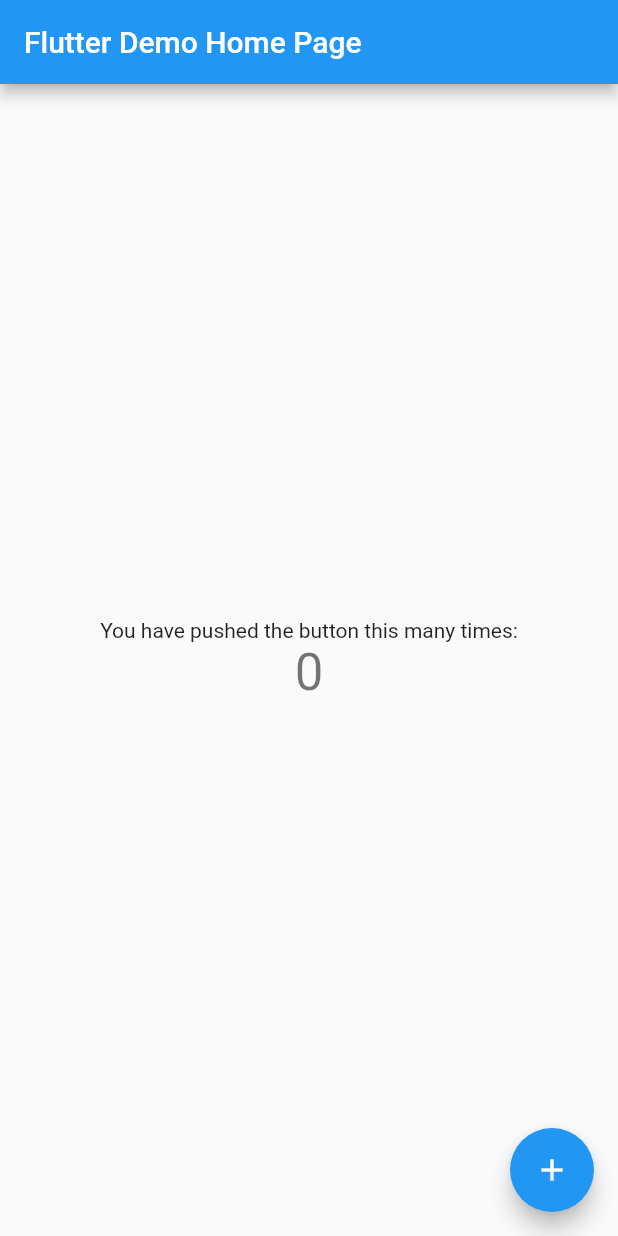
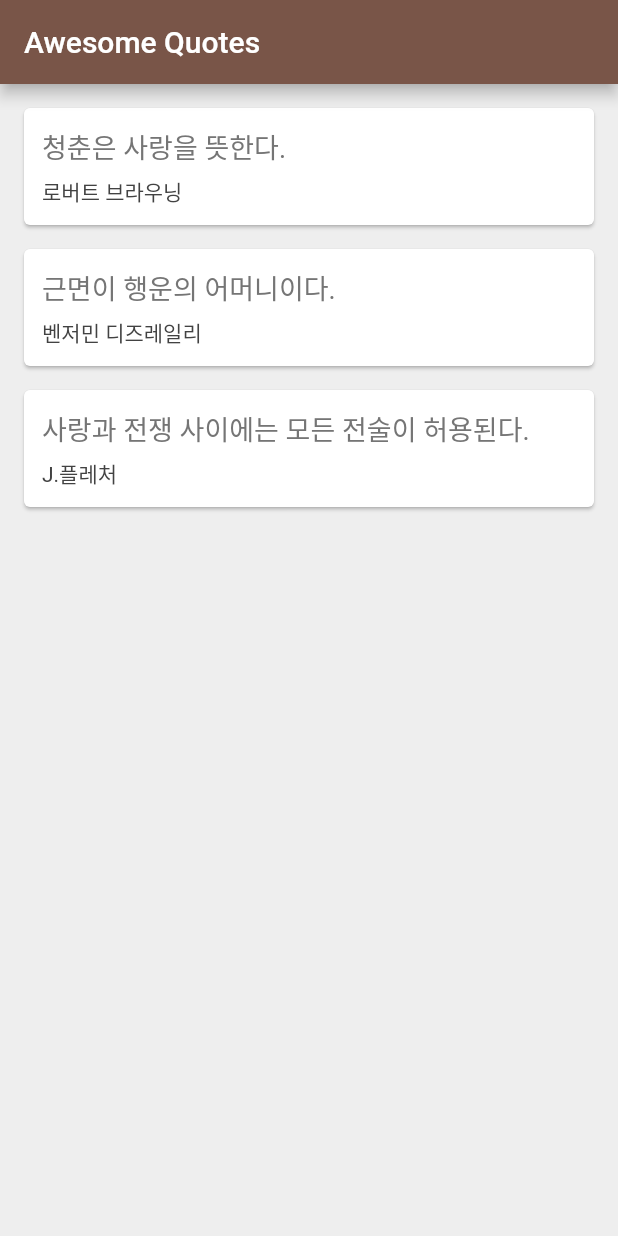
Before and after one commit to wold21/quote_pratice_flutter, a Flutter app: the screen it shows after launch, on a phone screen of 412 x 824 dp. Run offline on Flutter 3.47's test engine with Material 2 defaults, Android fonts, the phone set to English and light mode, and no system bars.

```diff
--- a/lib/main.dart
+++ b/lib/main.dart
@@ -1,115 +1,70 @@
 import 'package:flutter/material.dart';
+import 'quote.dart';
 
-void main() {
-  runApp(const MyApp());
+void main() => runApp(MaterialApp(
+      home: QuoteList(),
+    ));
+
+class QuoteList extends StatefulWidget {
+  const QuoteList({Key? key}) : super(key: key);
+
+  @override
+  _QuoteListState createState() => _QuoteListState();
 }
 
-class MyApp extends StatelessWidget {
-  const MyApp({Key? key}) : super(key: key);
+class _QuoteListState extends State<QuoteList> {
+  List<Quote> quotes = [
+    Quote(author: "로버트 브라우닝", text: "청춘은 사랑을 뜻한다."),
+    Quote(author: "벤저민 디즈레일리", text: "근면이 행운의 어머니이다."),
+    Quote(author: "J.플레처", text: "사랑과 전쟁 사이에는 모든 전술이 허용된다."),
+  ];
 
-  // This widget is the root of your application.
+  Widget quoteTemplate(quote) {
+    return QuoteCard(quote: quote);
+  }
+
   @override
   Widget build(BuildContext context) {
-    return MaterialApp(
-      title: 'Flutter Demo',
-      theme: ThemeData(
-        // This is the theme of your application.
-        //
-        // Try running your application with "flutter run". You'll see the
-        // application has a blue toolbar. Then, without quitting the app, try
-        // changing the primarySwatch below to Colors.green and then invoke
-        // "hot reload" (press "r" in the console where you ran "flutter run",
-        // or simply save your changes to "hot reload" in a Flutter IDE).
-        // Notice that the counter didn't reset back to zero; the application
-        // is not restarted.
-        primarySwatch: Colors.blue,
+    return Scaffold(
+      backgroundColor: Colors.grey[200],
+      appBar: AppBar(
+        title: Text('Awesome Quotes'),
+        backgroundColor: Colors.brown,
       ),
-      home: const MyHomePage(title: 'Flutter Demo Home Page'),
+      body: Column(
+        children: quotes.map((quote) => quoteTemplate(quote)).toList(),
+      ),
     );
   }
 }
 
-class MyHomePage extends StatefulWidget {
-  const MyHomePage({Key? key, required this.title}) : super(key: key);
-
-  // This widget is the home page of your application. It is stateful, meaning
-  // that it has a State object (defined below) that contains fields that affect
-  // how it looks.
-
-  // This class is the configuration for the state. It holds the values (in this
-  // case the title) provided by the parent (in this case the App widget) and
-  // used by the build method of the State. Fields in a Widget subclass are
-  // always marked "final".
-
-  final String title;
-
-  @override
-  State<MyHomePage> createState() => _MyHomePageState();
-}
-
-class _MyHomePageState extends State<MyHomePage> {
-  int _counter = 0;
-
-  void _incrementCounter() {
-    setState(() {
-      // This call to setState tells the Flutter framework that something has
-      // changed in this State, which causes it to rerun the build method below
-      // so that the display can reflect the updated values. If we changed
-      // _counter without calling setState(), then the build method would not be
-      // called again, and so nothing would appear to happen.
-      _counter++;
-    });
-  }
+class QuoteCard extends StatelessWidget {
+  final Quote? quote;
+  QuoteCard({this.quote});
 
   @override
   Widget build(BuildContext context) {
-    // This method is rerun every time setState is called, for instance as done
-    // by the _incrementCounter method above.
-    //
-    // The Flutter framework has been optimized to make rerunning build methods
-    // fast, so that you can just rebuild anything that needs updating rather
-    // than having to individually change instances of widgets.
-    return Scaffold(
-      appBar: AppBar(
-        // Here we take the value from the MyHomePage object that was created by
-        // the App.build method, and use it to set our appbar title.
-        title: Text(widget.title),
-      ),
-      body: Center(
-        // Center is a layout widget. It takes a single child and positions it
-        // in the middle of the parent.
+    return Card(
+      margin: EdgeInsets.fromLTRB(16.0, 16.0, 16.0, 0.0),
+      child: Padding(
+        padding: const EdgeInsets.all(12.0),
         child: Column(
-          // Column is also a layout widget. It takes a list of children and
-          // arranges them vertically. By default, it sizes itself to fit its
-          // children horizontally, and tries to be as tall as its parent.
-          //
-          // Invoke "debug painting" (press "p" in the console, choose the
-          // "Toggle Debug Paint" action from the Flutter Inspector in Android
-          // Studio, or the "Toggle Debug Paint" command in Visual Studio Code)
-          // to see the wireframe for each widget.
-          //
-          // Column has various properties to control how it sizes itself and
-          // how it positions its children. Here we use mainAxisAlignment to
-          // center the children vertically; the main axis here is the vertical
-          // axis because Columns are vertical (the cross axis would be
-          // horizontal).
-          mainAxisAlignment: MainAxisAlignment.center,
-          children: <Widget>[
-            const Text(
-              'You have pushed the button this many times:',
+          crossAxisAlignment: CrossAxisAlignment.stretch,
+          children: [
+            Text(
+              '${quote?.text}',
+              style: TextStyle(fontSize: 18.0, color: Colors.grey[600]),
+            ),
+            SizedBox(
+              height: 6.0,
             ),
             Text(
-              '$_counter',
-              style: Theme.of(context).textTheme.headline4,
+              '${quote?.author}',
+              style: TextStyle(fontSize: 14.0, color: Colors.grey[800]),
             ),
           ],
         ),
       ),
-      floatingActionButton: FloatingActionButton(
-        onPressed: _incrementCounter,
-        tooltip: 'Increment',
-        child: const Icon(Icons.add),
-      ), // This trailing comma makes auto-formatting nicer for build methods.
     );
   }
 }
--- /dev/null
+++ b/lib/quote.dart
@@ -0,0 +1,6 @@
+class Quote {
+  String? text;
+  String? author;
+
+  Quote({this.text, this.author});
+}
```
Also changed, not shown: 1 other file.
